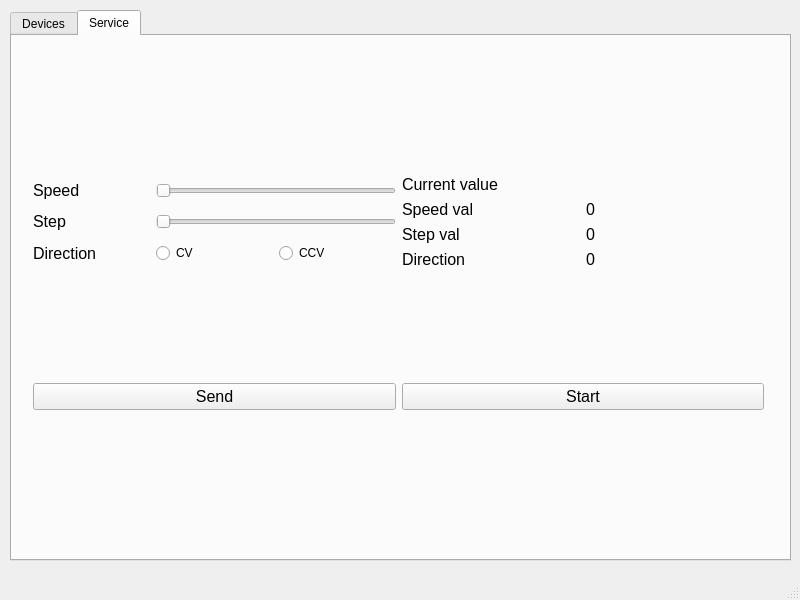
Before: the Qt Designer form raspberry/test_2.ui in NataliApril/xkeeper, drawn with Qt 5.
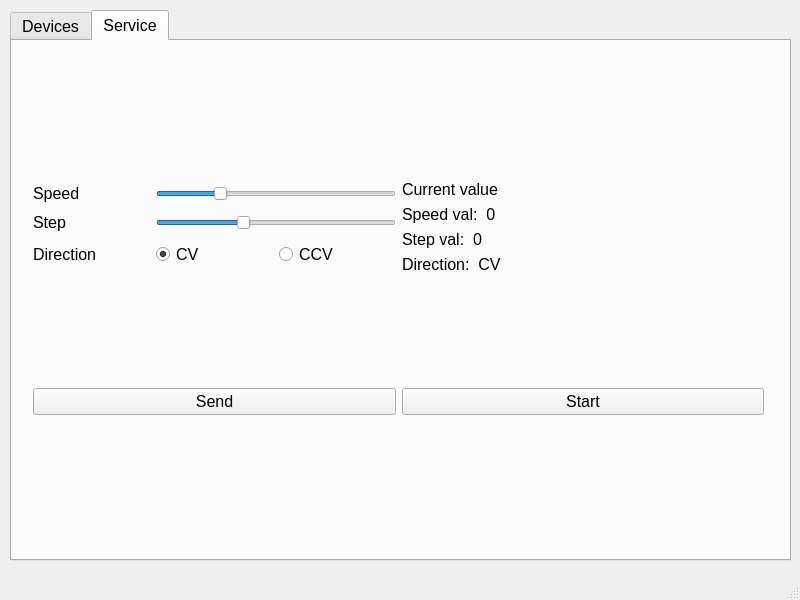
After: the same form once the commit is applied.

Diff of the .ui file:
```diff
--- a/raspberry/test_2.ui
+++ b/raspberry/test_2.ui
@@ -23,6 +23,11 @@
       <height>551</height>
      </rect>
     </property>
+    <property name="font">
+     <font>
+      <pointsize>12</pointsize>
+     </font>
+    </property>
     <property name="currentIndex">
      <number>1</number>
     </property>
@@ -61,6 +66,9 @@
          </item>
          <item row="1" column="1" colspan="2">
           <widget class="QSlider" name="Step_slider">
+           <property name="value">
+            <number>35</number>
+           </property>
            <property name="orientation">
             <enum>Qt::Horizontal</enum>
            </property>
@@ -80,6 +88,9 @@
          </item>
          <item row="0" column="1" colspan="2">
           <widget class="QSlider" name="Speed_slider">
+           <property name="value">
+            <number>25</number>
+           </property>
            <property name="orientation">
             <enum>Qt::Horizontal</enum>
            </property>
@@ -90,6 +101,9 @@
            <property name="text">
             <string>CV</string>
            </property>
+           <property name="checked">
+            <bool>true</bool>
+           </property>
           </widget>
          </item>
          <item row="2" column="2">
@@ -115,78 +129,6 @@
        </item>
        <item row="0" column="1">
         <layout class="QGridLayout" name="gridLayout_2">
-         <item row="1" column="0">
-          <widget class="QLabel" name="label_5">
-           <property name="font">
-            <font>
-             <pointsize>12</pointsize>
-            </font>
-           </property>
-           <property name="text">
-            <string>Speed val</string>
-           </property>
-          </widget>
-         </item>
-         <item row="1" column="1">
-          <widget class="QLabel" name="label_8">
-           <property name="font">
-            <font>
-             <pointsize>12</pointsize>
-            </font>
-           </property>
-           <property name="text">
-            <string>0</string>
-           </property>
-          </widget>
-         </item>
-         <item row="2" column="0">
-          <widget class="QLabel" name="label_6">
-           <property name="font">
-            <font>
-             <pointsize>12</pointsize>
-            </font>
-           </property>
-           <property name="text">
-            <string>Step val</string>
-           </property>
-          </widget>
-         </item>
-         <item row="2" column="1">
-          <widget class="QLabel" name="label_9">
-           <property name="font">
-            <font>
-             <pointsize>12</pointsize>
-            </font>
-           </property>
-           <property name="text">
-            <string>0</string>
-           </property>
-          </widget>
-         </item>
-         <item row="3" column="0">
-          <widget class="QLabel" name="label_7">
-           <property name="font">
-            <font>
-             <pointsize>12</pointsize>
-            </font>
-           </property>
-           <property name="text">
-            <string>Direction</string>
-           </property>
-          </widget>
-         </item>
-         <item row="3" column="1">
-          <widget class="QLabel" name="label_10">
-           <property name="font">
-            <font>
-             <pointsize>12</pointsize>
-            </font>
-           </property>
-           <property name="text">
-            <string>0</string>
-           </property>
-          </widget>
-         </item>
          <item row="0" column="0" colspan="2">
           <widget class="QLabel" name="label_4">
            <property name="font">
@@ -202,6 +144,42 @@
            </property>
           </widget>
          </item>
+         <item row="1" column="0" colspan="2">
+          <widget class="QLabel" name="label_5">
+           <property name="font">
+            <font>
+             <pointsize>12</pointsize>
+            </font>
+           </property>
+           <property name="text">
+            <string>Speed val:  0</string>
+           </property>
+          </widget>
+         </item>
+         <item row="2" column="0" colspan="2">
+          <widget class="QLabel" name="label_6">
+           <property name="font">
+            <font>
+             <pointsize>12</pointsize>
+            </font>
+           </property>
+           <property name="text">
+            <string>Step val:  0</string>
+           </property>
+          </widget>
+         </item>
+         <item row="3" column="0" colspan="2">
+          <widget class="QLabel" name="label_7">
+           <property name="font">
+            <font>
+             <pointsize>12</pointsize>
+            </font>
+           </property>
+           <property name="text">
+            <string>Direction:  CV</string>
+           </property>
+          </widget>
+         </item>
         </layout>
        </item>
        <item row="1" column="0">
```
